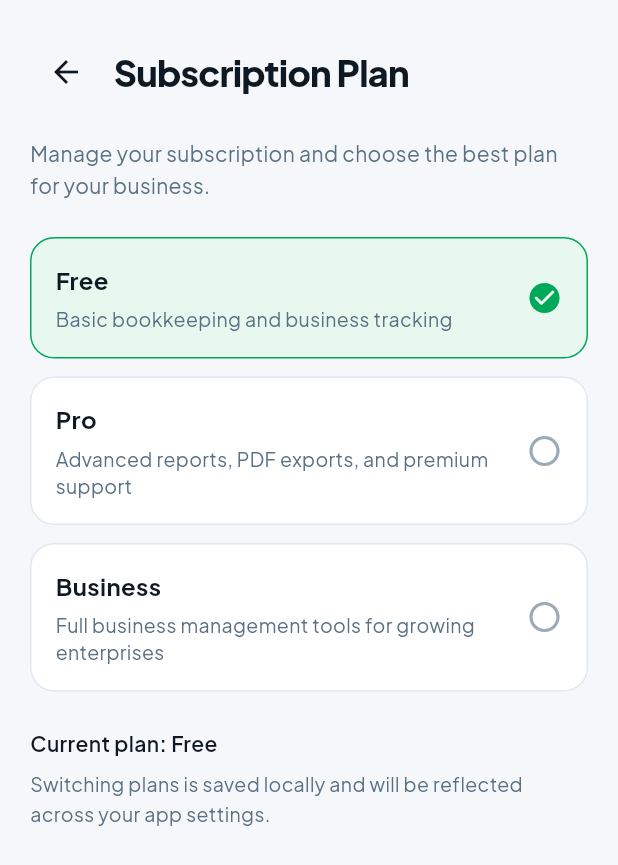
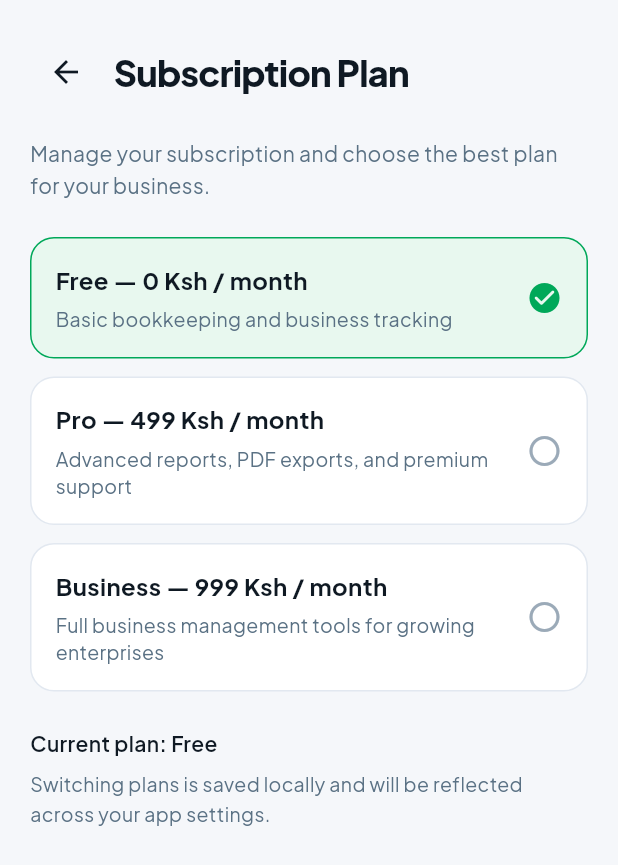
Before and after one commit to mwangisamuel-dev/suku, a Flutter app: the SubscriptionScreen screen opened directly, on a phone screen of 412 x 824 dp. Shown: the top 865 px of the screen. Run offline on Flutter 3.47's test engine with Material 3 defaults, Android fonts, the phone set to English and light mode, and no system bars; our stand-ins replace fl_chart, flutter_local_notifications, flutter_secure_storage, google_fonts, image_picker, local_auth and 6 more; missing offline and left inert: google_mlkit_text_recognition, telephony; accounts and stored records are empty.

Commit message:
feat: Integrate LanguageService for multilingual support across screens

```diff
--- a/lib/main.dart
+++ b/lib/main.dart
@@ -2,6 +2,7 @@ import 'package:flutter/material.dart';
 import 'package:flutter/services.dart';
 import 'package:supabase_flutter/supabase_flutter.dart';
 import 'config/supabase_config.dart';
+import 'services/language_service.dart';
 import 'theme/suku_theme.dart';
 import 'screens/splash_screen.dart';
 import 'services/sms_service.dart';
@@ -13,6 +14,8 @@ void main() async {
     url: SupabaseConfig.supabaseUrl,
     anonKey: SupabaseConfig.supabaseAnonKey,
   );
+
+  await LanguageService.init();
 
   // Initialize notifications
   await SmsService.init();
--- a/lib/screens/subscription_screen.dart
+++ b/lib/screens/subscription_screen.dart
@@ -1,6 +1,7 @@
 import 'package:flutter/material.dart';
 import 'package:google_fonts/google_fonts.dart';
 import 'package:shared_preferences/shared_preferences.dart';
+import '../services/language_service.dart';
 import '../theme/suku_theme.dart';
 
 class SubscriptionScreen extends StatefulWidget {
@@ -36,17 +37,30 @@ class _SubscriptionScreenState extends State<SubscriptionScreen> {
       _selectedPlan = plan;
       _saving = false;
     });
-    ScaffoldMessenger.of(context).showSnackBar(SnackBar(
-      content: Text('Subscription updated to $plan', style: GoogleFonts.plusJakartaSans(color: Colors.white)),
-      backgroundColor: SukuColors.green,
-      behavior: SnackBarBehavior.floating,
-      shape: RoundedRectangleBorder(borderRadius: BorderRadius.circular(12)),
-      margin: const EdgeInsets.all(16),
-    ));
+
+    showDialog(
+      context: context,
+      builder: (_) => AlertDialog(
+        shape: RoundedRectangleBorder(borderRadius: BorderRadius.circular(20)),
+        title: Text(LanguageService.text('subscriptionTitle'),
+            style: GoogleFonts.plusJakartaSans(fontWeight: FontWeight.w700)),
+        content: Text(LanguageService.planSelectedMessage(plan),
+            style: GoogleFonts.plusJakartaSans(fontSize: 14, color: SukuColors.textSecondary)),
+        actions: [
+          TextButton(
+            onPressed: () => Navigator.pop(context),
+            child: Text('OK', style: GoogleFonts.plusJakartaSans(color: SukuColors.green, fontWeight: FontWeight.w700)),
+          ),
+        ],
+      ),
+    );
   }
 
   @override
   Widget build(BuildContext context) {
+    return ValueListenableBuilder<String>(
+      valueListenable: LanguageService.language,
+      builder: (context, language, _) {
         return Scaffold(
           backgroundColor: SukuColors.background,
           body: SafeArea(
@@ -59,7 +73,7 @@ class _SubscriptionScreenState extends State<SubscriptionScreen> {
                     children: [
                       const BackButton(color: SukuColors.textPrimary),
                       const SizedBox(width: 8),
-                  Text('Subscription Plan',
+                      Text(LanguageService.text('subscriptionTitle'),
                           style: GoogleFonts.plusJakartaSans(
                               fontSize: 24,
                               fontWeight: FontWeight.w800,
@@ -68,31 +82,31 @@ class _SubscriptionScreenState extends State<SubscriptionScreen> {
                     ],
                   ),
                   const SizedBox(height: 20),
-              Text('Manage your subscription and choose the best plan for your business.',
+                  Text(LanguageService.text('subscriptionDescription'),
                       style: GoogleFonts.plusJakartaSans(fontSize: 14, color: SukuColors.textSecondary, height: 1.5)),
                   const SizedBox(height: 24),
                   _PlanTile(
-                title: 'Free',
-                subtitle: 'Basic bookkeeping and business tracking',
+                    title: '${LanguageService.planName('Free')} — ${LanguageService.planPrice('Free')}',
+                    subtitle: LanguageService.text('freePlanSubtitle'),
                     active: _selectedPlan == 'Free',
                     onTap: () => _savePlan('Free'),
                   ),
                   const SizedBox(height: 12),
                   _PlanTile(
-                title: 'Pro',
-                subtitle: 'Advanced reports, PDF exports, and premium support',
+                    title: '${LanguageService.planName('Pro')} — ${LanguageService.planPrice('Pro')}',
+                    subtitle: LanguageService.text('proPlanSubtitle'),
                     active: _selectedPlan == 'Pro',
                     onTap: () => _savePlan('Pro'),
                   ),
                   const SizedBox(height: 12),
                   _PlanTile(
-                title: 'Business',
-                subtitle: 'Full business management tools for growing enterprises',
+                    title: '${LanguageService.planName('Business')} — ${LanguageService.planPrice('Business')}',
+                    subtitle: LanguageService.text('businessPlanSubtitle'),
                     active: _selectedPlan == 'Business',
                     onTap: () => _savePlan('Business'),
                   ),
                   const SizedBox(height: 24),
-              Text('Current plan: $_selectedPlan',
+                  Text('${LanguageService.text('currentPlan')}: ${LanguageService.planName(_selectedPlan)}',
                       style: GoogleFonts.plusJakartaSans(
                           fontSize: 14, fontWeight: FontWeight.w600, color: SukuColors.textPrimary)),
                   const SizedBox(height: 8),
@@ -108,6 +122,8 @@ class _SubscriptionScreenState extends State<SubscriptionScreen> {
               ),
             ),
           ),
+        );
+      },
     );
   }
 }
--- /dev/null
+++ b/lib/services/language_service.dart
@@ -0,0 +1,160 @@
+import 'package:flutter/foundation.dart';
+import 'package:shared_preferences/shared_preferences.dart';
+
+class LanguageService {
+  static final ValueNotifier<String> language = ValueNotifier('English');
+  static const _storageKey = 'app_language';
+
+  static Future<void> init() async {
+    final prefs = await SharedPreferences.getInstance();
+    language.value = prefs.getString(_storageKey) ?? 'English';
+  }
+
+  static Future<void> setLanguage(String value) async {
+    final prefs = await SharedPreferences.getInstance();
+    await prefs.setString(_storageKey, value);
+    language.value = value;
+  }
+
+  static String get current => language.value;
+  static bool get isEnglish => current == 'English';
+
+  static String text(String key) {
+    return _translations[current]?[key] ?? key;
+  }
+
+  static String planName(String planKey) {
+    return _planNames[current]?[planKey] ?? planKey;
+  }
+
+  static String planPrice(String planKey) {
+    return _planPrices[current]?[planKey] ?? '';
+  }
+
+  static String planSelectedMessage(String planKey) {
+    final planName = LanguageService.planName(planKey);
+    return text('planSelected').replaceFirst('{plan}', planName);
+  }
+
+  static String switchLanguageMessage(String languageKey) {
+    if (languageKey == 'English') {
+      return text('switchToEnglish');
+    }
+    return text('switchToKiswahili');
+  }
+
+  static const Map<String, Map<String, String>> _translations = {
+    'English': {
+      'accountTitle': 'Account',
+      'subscriptionTitle': 'Subscription Plan',
+      'subscriptionDescription': 'Manage your subscription and choose the best plan for your business.',
+      'freePlan': 'Free',
+      'proPlan': 'Pro',
+      'businessPlan': 'Business',
+      'freePlanSubtitle': 'Basic bookkeeping and business tracking',
+      'proPlanSubtitle': 'Advanced reports, PDF exports, and premium support',
+      'businessPlanSubtitle': 'Full business management tools for growing enterprises',
+      'planPerMonth': 'per month',
+      'currentPlan': 'Current plan',
+      'businessInfoTitle': 'Business Info',
+      'personalInfoTitle': 'Personal Info',
+      'accountType': 'Account Type',
+      'businessAccount': 'Business Account',
+      'personalAccount': 'Personal Account',
+      'updateProfileDescriptionBusiness': 'Update your business name, location and category for reports and receipts.',
+      'updateProfileDescriptionPersonal': 'Update your personal profile, location and occupation for receipts and tracking.',
+      'businessName': 'Business Name',
+      'fullName': 'Full Name',
+      'location': 'Location',
+      'occupation': 'Occupation',
+      'saveBusinessInfo': 'Save business info',
+      'savePersonalInfo': 'Save personal info',
+      'languageTitle': 'Language / Lugha',
+      'languageDescription': 'Pick your preferred app language. This is stored locally for your device.',
+      'switchToEnglish': 'Switched to English',
+      'switchToKiswahili': 'Switched to Kiswahili',
+      'planSelected': 'You chose {plan}',
+      'settingsSubscription': 'Subscription Plan',
+      'settingsMpesa': 'M-Pesa Settings',
+      'settingsBusinessInfo': 'Business Info',
+      'settingsNotifications': 'Notifications',
+      'settingsLanguage': 'Language / Lugha',
+      'settingsHelpSupport': 'Help & Support',
+      'settingsSignOut': 'Sign Out',
+      'businessBadgeBusiness': 'Business',
+      'businessBadgePersonal': 'Personal',
+      'businessAccountSection': 'Business account fields',
+      'personalAccountSection': 'Personal account fields',
+      'helpSupportTitle': 'Help & Support',
+    },
+    'Kiswahili': {
+      'accountTitle': 'Akaunti',
+      'subscriptionTitle': 'Mpango wa Usajili',
+      'subscriptionDescription': 'Dhibiti usajili wako na uchague mpango unaofaa kwa biashara yako.',
+      'freePlan': 'Bure',
+      'proPlan': 'Pro',
+      'businessPlan': 'Biashara',
+      'freePlanSubtitle': 'Uhasibu wa msingi na ufuatiliaji wa biashara',
+      'proPlanSubtitle': 'Ripoti za juu, PDF, na msaada wa kitaalamu',
+      'businessPlanSubtitle': 'Zana kamili za usimamizi wa biashara kwa biashara zinazokua',
+      'planPerMonth': 'kwa mwezi',
+      'currentPlan': 'Mpango wa sasa',
+      'businessInfoTitle': 'Taarifa za Biashara',
+      'personalInfoTitle': 'Taarifa za Binafsi',
+      'accountType': 'Aina ya Akaunti',
+      'businessAccount': 'Akaunti ya Biashara',
+      'personalAccount': 'Akaunti ya Binafsi',
+      'updateProfileDescriptionBusiness': 'Sasisha jina la biashara, eneo, na aina kwa ripoti na risiti.',
+      'updateProfileDescriptionPersonal': 'Sasisha taarifa zako binafsi, eneo, na kazi kwa risiti na ufuatiliaji.',
+      'businessName': 'Jina la Biashara',
+      'fullName': 'Jina Kamili',
+      'location': 'Mahali',
+      'occupation': 'Kazi',
+      'saveBusinessInfo': 'Hifadhi taarifa za biashara',
+      'savePersonalInfo': 'Hifadhi taarifa binafsi',
+      'languageTitle': 'Lugha / Language',
+      'languageDescription': 'Chagua lugha unaopendelea kwa programu. Hifadhiwa kwa kifaa chako.',
+      'switchToEnglish': 'Umebadilisha kuwa Kiingereza',
+      'switchToKiswahili': 'Umebadilisha kuwa Kiswahili',
+      'planSelected': 'Umechagua {plan}',
+      'settingsSubscription': 'Mpango wa Usajili',
+      'settingsMpesa': 'Mipangilio ya M-Pesa',
+      'settingsBusinessInfo': 'Taarifa za Biashara',
+      'settingsNotifications': 'Arifa',
+      'settingsLanguage': 'Lugha / Language',
+      'settingsHelpSupport': 'Msaada & Usaidizi',
+      'settingsSignOut': 'Toka',
+      'businessBadgeBusiness': 'Biashara',
+      'businessBadgePersonal': 'Binafsi',
+      'businessAccountSection': 'Mashamba ya akaunti ya biashara',
+      'personalAccountSection': 'Mashamba ya akaunti ya binafsi',
+      'helpSupportTitle': 'Msaada & Usaidizi',
+    },
+  };
+
+  static const Map<String, Map<String, String>> _planNames = {
+    'English': {
+      'Free': 'Free',
+      'Pro': 'Pro',
+      'Business': 'Business',
+    },
+    'Kiswahili': {
+      'Free': 'Bure',
+      'Pro': 'Pro',
+      'Business': 'Biashara',
+    },
+  };
+
+  static const Map<String, Map<String, String>> _planPrices = {
+    'English': {
+      'Free': '0 Ksh / month',
+      'Pro': '499 Ksh / month',
+      'Business': '999 Ksh / month',
+    },
+    'Kiswahili': {
+      'Free': '0 Ksh / mwezi',
+      'Pro': '499 Ksh / mwezi',
+      'Business': '999 Ksh / mwezi',
+    },
+  };
+}
```
Also changed, not shown: lib/screens/home_screen.dart (+20 -10 lines), lib/screens/language_screen.dart (+20 -13 lines), lib/services/auth_service.dart (+59 -0 lines). Lines whose indentation alone changed are shown as unchanged.
